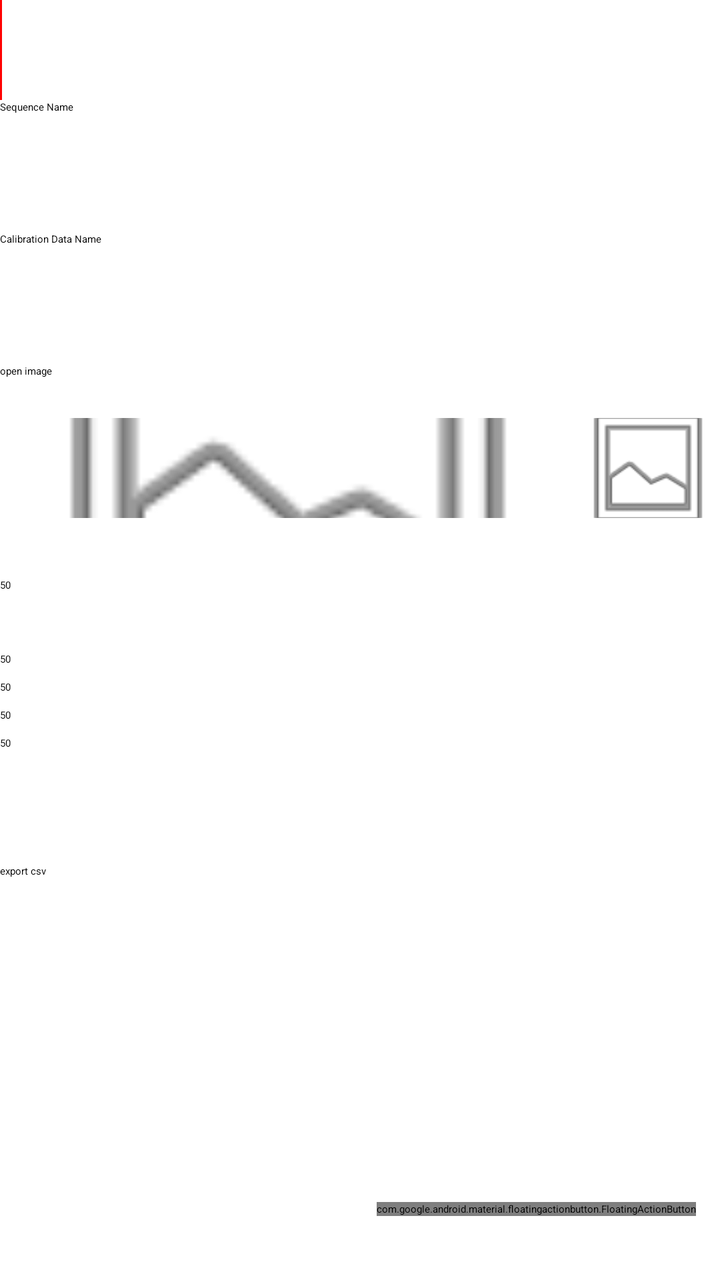
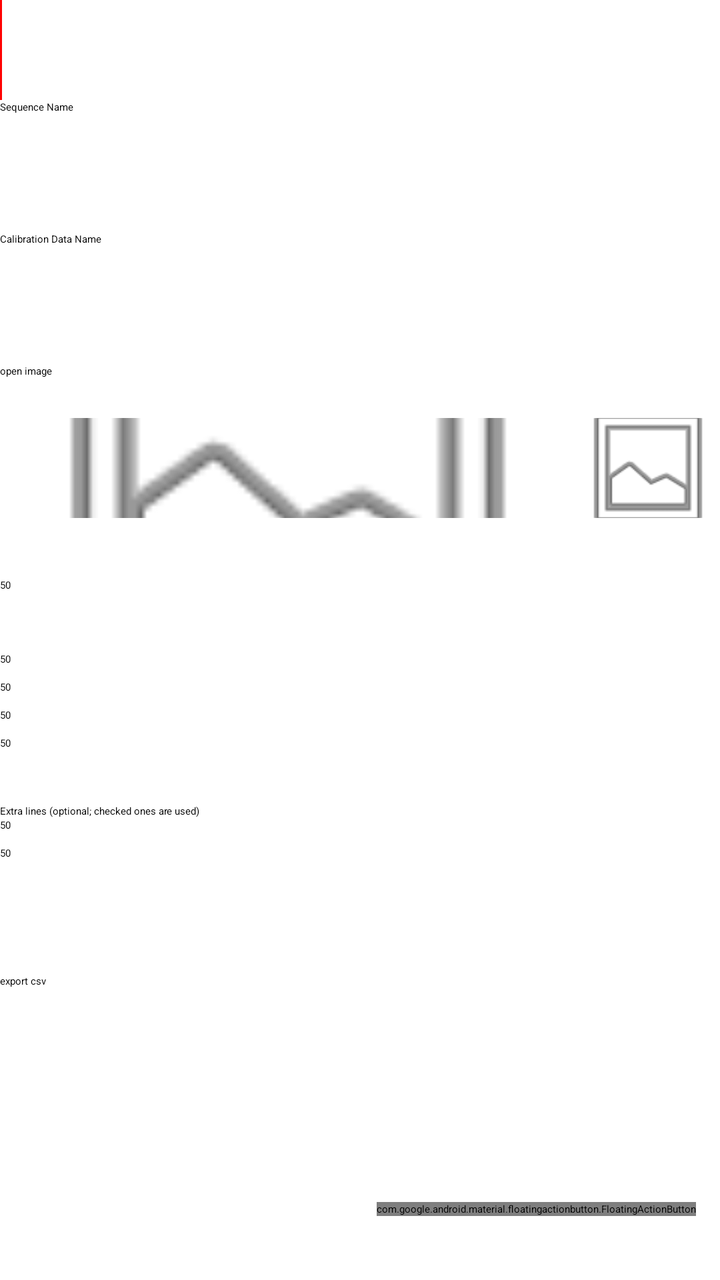

The first picture is an Android layout as it rendered before a commit; the second is the same layout after the commit. The layout source and the unified diff follow.
<!-- AndroidManifest.xml: application theme Theme.SSA -->
<!-- res/layout/activity_calib.xml -->
<?xml version="1.0" encoding="utf-8"?>
<androidx.constraintlayout.widget.ConstraintLayout xmlns:android="http://schemas.android.com/apk/res/android"
    xmlns:app="http://schemas.android.com/apk/res-auto"
    xmlns:tools="http://schemas.android.com/tools"
    android:id="@+id/main"
    android:layout_width="match_parent"
    android:layout_height="match_parent"
    tools:context=".CalibActivity">

    <ScrollView
        android:id="@+id/scroll"
        android:layout_width="match_parent"
        android:layout_height="match_parent">

    <LinearLayout
        android:layout_width="match_parent"
        android:layout_height="wrap_content"
        android:orientation="vertical"
        android:weightSum="1">

        <Space
            android:layout_width="match_parent"
            android:layout_height="50dp" />

        <EditText
            android:id="@+id/input1"
            android:layout_width="257dp"
            android:layout_height="46dp"
            android:ems="10"
            android:inputType="text"
            android:hint="@string/hint_sequence_name"
            tools:layout_editor_absoluteX="16dp"
            tools:layout_editor_absoluteY="54dp" />
        <Space
            android:layout_width="match_parent"
            android:layout_height="20dp" />

        <EditText
            android:id="@+id/input2"
            android:layout_width="257dp"
            android:layout_height="46dp"
            android:ems="10"
            android:inputType="text"
            android:hint="@string/hint_calibration_data_name"
            tools:layout_editor_absoluteX="30dp"
            tools:layout_editor_absoluteY="54dp" />
        <Space
            android:layout_width="match_parent"
            android:layout_height="20dp" />
        <Button
            android:id="@+id/open"
            android:layout_width="wrap_content"
            android:layout_height="wrap_content"
            android:text="@string/open_image"
            tools:layout_editor_absoluteX="293dp"
            tools:layout_editor_absoluteY="54dp" />


        <Space
            android:layout_width="match_parent"
            android:layout_height="20dp" />

        <LinearLayout
            android:layout_width="match_parent"
            android:layout_height="50dp"
            android:orientation="horizontal"
            android:weightSum="1">

            <ImageView
                android:id="@+id/iv1"
                android:layout_height="match_parent"
                android:layout_width="0dp"
                android:layout_weight="0.8"
                android:scaleType="centerCrop"
                app:srcCompat="@android:drawable/ic_menu_gallery" />
            <ImageView
                android:id="@+id/iv2"
                android:layout_width="0dp"
                android:layout_height="match_parent"
                android:layout_weight="0.2"
                android:scaleType="centerCrop"
                app:layout_constraintRight_toRightOf="parent"
                app:srcCompat="@android:drawable/ic_menu_gallery" />

        </LinearLayout>

        <LinearLayout
            android:layout_width="match_parent"
            android:layout_height="30dp"
            android:gravity="center_vertical"
            android:orientation="horizontal">
            <TextView
                android:id="@+id/brightness_txt"
                android:layout_width="120dp"
                android:layout_height="wrap_content" />
            <SeekBar
                android:id="@+id/brightness_bar"
                android:layout_width="0dp"
                android:layout_height="match_parent"
                android:layout_weight="1"
                android:min="-20"
                android:max="40"
                android:progress="0" />
        </LinearLayout>





        <TextView
            android:id="@+id/t1"
            android:layout_width="wrap_content"
            android:layout_height="wrap_content"
            android:text="50" />
        <SeekBar
            android:id="@+id/sb1"
            android:layout_height="30dp"
            android:layout_width="match_parent"
            android:min="350"
            android:max="600"
            app:layout_constraintStart_toStartOf="parent"/>

        <TextView
            android:id="@+id/t2"
            android:layout_width="wrap_content"
            android:layout_height="wrap_content"
            android:text="50" />
        <LinearLayout
            android:layout_width="match_parent"
            android:layout_height="wrap_content"
            android:orientation="horizontal"
            android:weightSum="1">
            <SeekBar
                android:id="@+id/sb2"
                android:layout_width="0dp"
                android:layout_height="match_parent"
                android:min="1800"
                android:max="2900"
                android:layout_weight="0.8"
                app:layout_constraintStart_toStartOf="parent"/>
            <EditText
                android:id="@+id/c1"
                android:layout_width="0dp"
                android:layout_height="match_parent"
                android:layout_weight="0.2"
                android:inputType="numberDecimal"
                android:text="435.8"
                android:hint="@string/hint_nm"
                android:textColor="#FFFFFF"/>
        </LinearLayout>

        <TextView
            android:id="@+id/t3"
            android:layout_width="wrap_content"
            android:layout_height="wrap_content"
            android:text="50" />
        <LinearLayout
            android:layout_width="match_parent"
            android:layout_height="wrap_content"
            android:orientation="horizontal"
            android:weightSum="1">
            <SeekBar
                android:id="@+id/sb3"
                android:layout_width="0dp"
                android:layout_height="match_parent"
                android:min="1800"
                android:max="2900"
                android:layout_weight="0.8"
                app:layout_constraintStart_toStartOf="parent"/>
            <EditText
                android:id="@+id/c2"
                android:layout_width="0dp"
                android:layout_height="match_parent"
                android:layout_weight="0.2"
                android:inputType="numberDecimal"
                android:text="546.1"
                android:hint="@string/hint_nm"
                android:textColor="#FFFFFF"/>
        </LinearLayout>

        <TextView
            android:id="@+id/t4"
            android:layout_width="wrap_content"
            android:layout_height="wrap_content"
            android:text="50" />
        <LinearLayout
            android:layout_width="match_parent"
            android:layout_height="wrap_content"
            android:orientation="horizontal"
            android:weightSum="1">
            <SeekBar
                android:id="@+id/sb4"
                android:layout_width="0dp"
                android:layout_height="match_parent"
                android:min="1800"
                android:max="2900"
                android:layout_weight="0.8"
                app:layout_constraintStart_toStartOf="parent"/>
            <EditText
                android:id="@+id/c3"
                android:layout_width="0dp"
                android:layout_height="match_parent"
                android:layout_weight="0.2"
                android:inputType="numberDecimal"
                android:text="588.0"
                android:hint="@string/hint_nm"
                android:textColor="#FFFFFF"/>
        </LinearLayout>

        <TextView
            android:id="@+id/t5"
            android:layout_width="wrap_content"
            android:layout_height="wrap_content"
            android:text="50" />
        <LinearLayout
            android:layout_width="match_parent"
            android:layout_height="wrap_content"
            android:orientation="horizontal"
            android:weightSum="1">
            <SeekBar
                android:id="@+id/sb5"
                android:layout_width="0dp"
                android:layout_height="match_parent"
                android:min="1800"
                android:max="2900"
                android:layout_weight="0.8"
                app:layout_constraintStart_toStartOf="parent"/>
            <EditText
                android:id="@+id/c4"
                android:layout_width="0dp"
                android:layout_height="match_parent"
                android:layout_weight="0.2"
                android:inputType="numberDecimal"
                android:text="611.6"
                android:hint="@string/hint_nm"
                android:textColor="#FFFFFF"/>
        </LinearLayout>





        <Space
            android:layout_width="match_parent"
            android:layout_height="50dp" />

        <Button
            android:id="@+id/export"
            android:layout_width="wrap_content"
            android:layout_height="wrap_content"
            android:text="@string/export_csv"
            tools:layout_editor_absoluteX="263dp"
            tools:layout_editor_absoluteY="657dp" />

    </LinearLayout>

    </ScrollView>



    <FrameLayout
        tools:ignore="MissingConstraints"
        android:id="@+id/l1"
        android:layout_width="0dp"
        android:layout_height="50dp"
        android:background="#000000">
        <ImageView
            android:id="@+id/line_view1"
            android:layout_width="3px"
            android:layout_height="220dp"
            android:background="#FF0000" />
    </FrameLayout>
    <FrameLayout
        tools:ignore="MissingConstraints"
        android:id="@+id/l2"
        android:layout_width="0dp"
        android:layout_height="50dp"
        android:background="#000000">
        <ImageView
            android:id="@+id/line_view2"
            android:layout_width="3px"
            android:layout_height="220dp"
            android:background="#FF00FF" />
    </FrameLayout>
    <FrameLayout
        tools:ignore="MissingConstraints"
        android:id="@+id/l3"
        android:layout_width="0dp"
        android:layout_height="50dp"
        android:background="#000000">
        <ImageView
            android:id="@+id/line_view3"
            android:layout_width="3px"
            android:layout_height="220dp"
            android:background="#0000FF" />
    </FrameLayout>
    <FrameLayout
        tools:ignore="MissingConstraints"
        android:id="@+id/l4"
        android:layout_width="0dp"
        android:layout_height="50dp"
        android:background="#000000">
        <ImageView
            android:id="@+id/line_view4"
            android:layout_width="3px"
            android:layout_height="220dp"
            android:background="#00FF00" />
    </FrameLayout>
    <FrameLayout
        tools:ignore="MissingConstraints"
        android:id="@+id/l5"
        android:layout_width="0dp"
        android:layout_height="50dp"
        android:background="#000000">
        <ImageView
            android:id="@+id/line_view5"
            android:layout_width="3px"
            android:layout_height="220dp"
            android:background="#FF0000" />
    </FrameLayout>
<com.google.android.material.floatingactionbutton.FloatingActionButton
    android:id="@+id/home_button"
    android:layout_width="wrap_content"
    android:layout_height="wrap_content"
    android:layout_marginEnd="12dp"
    android:layout_marginBottom="32dp"
    android:contentDescription="@string/back"
    app:srcCompat="@drawable/ic_home" 
    app:layout_constraintBottom_toBottomOf="parent"
    app:fabSize="mini"
    app:maxImageSize="30dp"
    app:layout_constraintEnd_toEndOf="parent" />
</androidx.constraintlayout.widget.ConstraintLayout>
<!-- resources referenced by this layout -->
<resources>
  <string name="back">Back</string>
  <string name="export_csv">export csv</string>
  <string name="hint_calibration_data_name">Calibration Data Name</string>
  <string name="hint_nm" translatable="false">nm</string>
  <string name="hint_sequence_name">Sequence Name</string>
  <string name="open_image">open image</string>
</resources>

<!-- the commit's change to res/layout/activity_calib.xml (unified diff, before → after) -->
@@ -236,6 +236,79 @@
                 android:textColor="#FFFFFF"/>
         </LinearLayout>
 
+        <Space
+            android:layout_width="match_parent"
+            android:layout_height="20dp" />
+
+        <TextView
+            android:layout_width="wrap_content"
+            android:layout_height="wrap_content"
+            android:text="@string/extra_lines_label" />
+
+        <TextView
+            android:id="@+id/t6"
+            android:layout_width="wrap_content"
+            android:layout_height="wrap_content"
+            android:text="50" />
+        <LinearLayout
+            android:layout_width="match_parent"
+            android:layout_height="wrap_content"
+            android:orientation="horizontal"
+            android:weightSum="1">
+            <CheckBox
+                android:id="@+id/extra_check1"
+                android:layout_width="wrap_content"
+                android:layout_height="match_parent" />
+            <SeekBar
+                android:id="@+id/sb6"
+                android:layout_width="0dp"
+                android:layout_height="match_parent"
+                android:min="1800"
+                android:max="2900"
+                android:layout_weight="0.8"/>
+            <EditText
+                android:id="@+id/c5"
+                android:layout_width="0dp"
+                android:layout_height="match_parent"
+                android:layout_weight="0.2"
+                android:inputType="numberDecimal"
+                android:text="404.7"
+                android:hint="@string/hint_nm"
+                android:textColor="#FFFFFF"/>
+        </LinearLayout>
+
+        <TextView
+            android:id="@+id/t7"
+            android:layout_width="wrap_content"
+            android:layout_height="wrap_content"
+            android:text="50" />
+        <LinearLayout
+            android:layout_width="match_parent"
+            android:layout_height="wrap_content"
+            android:orientation="horizontal"
+            android:weightSum="1">
+            <CheckBox
+                android:id="@+id/extra_check2"
+                android:layout_width="wrap_content"
+                android:layout_height="match_parent" />
+            <SeekBar
+                android:id="@+id/sb7"
+                android:layout_width="0dp"
+                android:layout_height="match_parent"
+                android:min="1800"
+                android:max="2900"
+                android:layout_weight="0.8"/>
+            <EditText
+                android:id="@+id/c6"
+                android:layout_width="0dp"
+                android:layout_height="match_parent"
+                android:layout_weight="0.2"
+                android:inputType="numberDecimal"
+                android:text="631.1"
+                android:hint="@string/hint_nm"
+                android:textColor="#FFFFFF"/>
+        </LinearLayout>
+
 
 
 
@@ -317,6 +390,32 @@
             android:layout_width="3px"
             android:layout_height="220dp"
             android:background="#FF0000" />
+    </FrameLayout>
+    <FrameLayout
+        tools:ignore="MissingConstraints"
+        android:id="@+id/l6"
+        android:layout_width="0dp"
+        android:layout_height="50dp"
+        android:visibility="invisible"
+        android:background="#000000">
+        <ImageView
+            android:id="@+id/line_view6"
+            android:layout_width="3px"
+            android:layout_height="220dp"
+            android:background="#00FFFF" />
+    </FrameLayout>
+    <FrameLayout
+        tools:ignore="MissingConstraints"
+        android:id="@+id/l7"
+        android:layout_width="0dp"
+        android:layout_height="50dp"
+        android:visibility="invisible"
+        android:background="#000000">
+        <ImageView
+            android:id="@+id/line_view7"
+            android:layout_width="3px"
+            android:layout_height="220dp"
+            android:background="#FFFF00" />
     </FrameLayout>
 <com.google.android.material.floatingactionbutton.FloatingActionButton
     android:id="@+id/home_button"
<!-- resource entries referenced after the edit -->
@@ -2,6 +2,7 @@
 <resources>
   <string name="back">Back</string>
   <string name="export_csv">export csv</string>
+  <string name="extra_lines_label">Extra lines (optional; checked ones are used)</string>
   <string name="hint_calibration_data_name">Calibration Data Name</string>
   <string name="hint_nm" translatable="false">nm</string>
   <string name="hint_sequence_name">Sequence Name</string>
